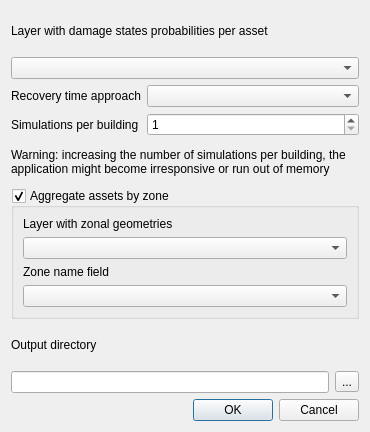
Qt form svir/ui/ui_recovery_modeling.ui (gem/oq-irmt-qgis) before a commit.
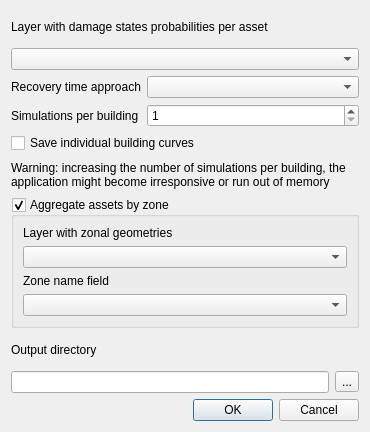
The same form after that commit.

Commit message: Add checkbox to enable/disable saving recovery curves for individual buildings

Diff of the .ui file:
```diff
--- a/svir/ui/ui_recovery_modeling.ui
+++ b/svir/ui/ui_recovery_modeling.ui
@@ -38,6 +38,9 @@
    </item>
    <item>
     <layout class="QFormLayout" name="formLayout">
+     <property name="fieldGrowthPolicy">
+      <enum>QFormLayout::AllNonFixedFieldsGrow</enum>
+     </property>
      <item row="0" column="0">
       <widget class="QLabel" name="approach_lbl">
        <property name="text">
@@ -67,6 +70,13 @@
      </item>
     </layout>
    </item>
+   <item>
+    <widget class="QCheckBox" name="save_bldg_curves_check">
+     <property name="text">
+      <string>Save individual building curves</string>
+     </property>
+    </widget>
+   </item>
    <item>
     <widget class="QLabel" name="label_6">
      <property name="styleSheet">
```
The commit also changes 3 other files.
